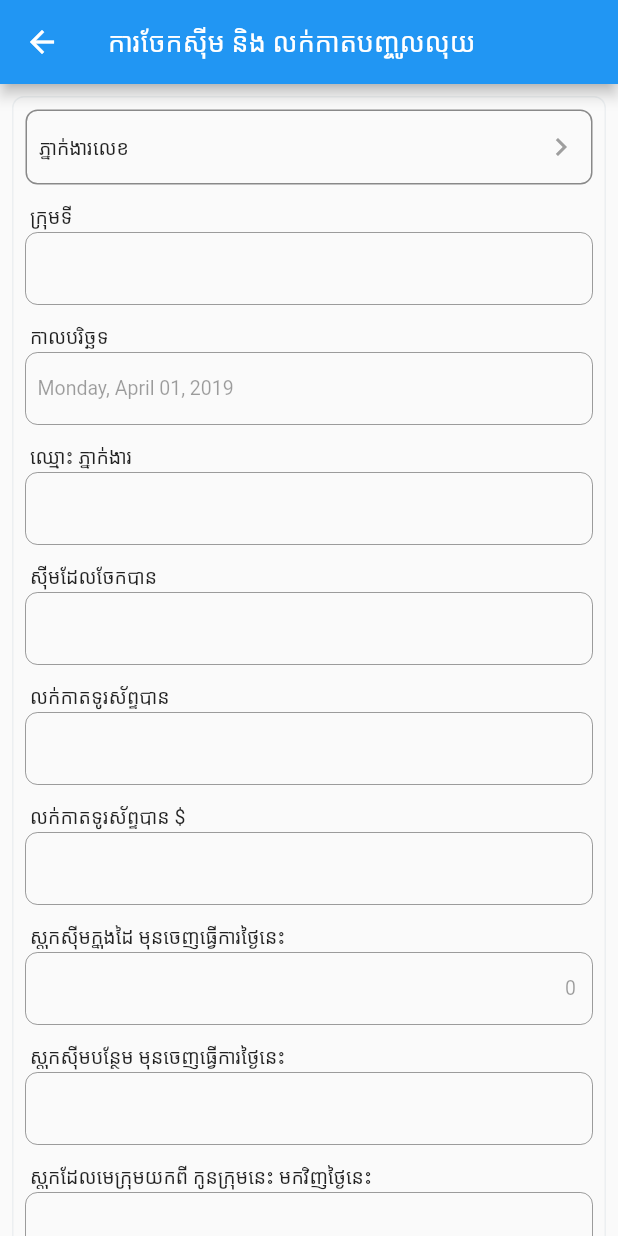
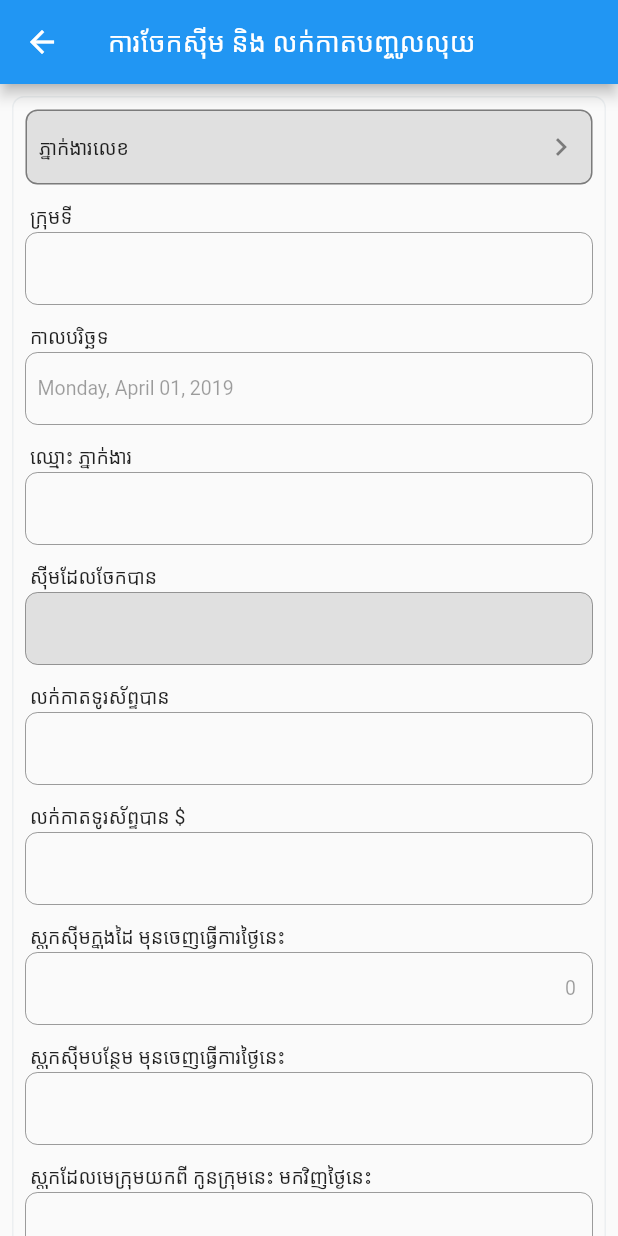
Before and after one commit to pchea99/SM_Project, a Flutter app: the Menu screen opened directly, after a tap on "ការចែកស៊ីម និង លក់កាតបញ្ចូលលុយ", on a phone screen of 412 x 824 dp. Run offline on Flutter 3.47's test engine with Material 2 defaults, Android fonts, the phone set to English and light mode, and no system bars; our stand-ins replace date_format, datetime_picker_formfield, firebase_database, location, shared_preferences; missing offline and left inert: sweetalert; accounts and stored records are empty; generated files the repository leaves out were written again; Roboto replaces fonts that are missing (Nunito).

```diff
--- a/lib/daily-distribution-topup/daily-distribution-topup.dart
+++ b/lib/daily-distribution-topup/daily-distribution-topup.dart
@@ -105,7 +105,8 @@ class _DailyDistributionTopUpState extends State<DailyDistributionTopUp> {
                 label: StringRes.agentNo,
                 value: _txtAgentNo,
                 callback: _onTabAgentNo,
-                isEnable: SharedPreferenceUtils.isTeamLeader()
+                isEnable: SharedPreferenceUtils.isTeamLeader(),
+                color: Colors.grey[300]
             ),
           ),
           InputField.buildTextField(
@@ -123,7 +124,8 @@ class _DailyDistributionTopUpState extends State<DailyDistributionTopUp> {
           InputNumber.buildTextField(
               controller: _controllerSIMDistribution,
               label: StringRes.simDistribution,
-              isEnable: SharedPreferenceUtils.isTeamLeader()
+              isEnable: SharedPreferenceUtils.isTeamLeader(),
+              color: Colors.grey[300]
           ),
           InputNumber.buildTextField(
               controller: _controllerTopUp,
@@ -151,7 +153,8 @@ class _DailyDistributionTopUpState extends State<DailyDistributionTopUp> {
           ),
           InputNumber.buildTextField(
               controller: _controllerRemainStock,
-              label: StringRes.remainingStock
+              label: StringRes.remainingStock,
+              color: Colors.grey[300]
           ),
           InputField.buildTextField(
               controller: _controllerRemark,
--- a/lib/daily-summary/daily-summary.dart
+++ b/lib/daily-summary/daily-summary.dart
@@ -71,6 +71,7 @@ class _DailySummaryState extends State<DailySummary> {
             InputNumber.buildTextField(
                 controller: _controllerTotalDistribution,
                 label: StringRes.totalDistribution,
+                color: Colors.grey[300]
             ),
             InputNumber.buildTextField(
                 controller: _controllerTotalTopUp,
--- a/lib/utils/input-number.dart
+++ b/lib/utils/input-number.dart
@@ -6,7 +6,8 @@ class InputNumber{
     TextEditingController controller,
     String label,
     bool isEnable,
-    ValueChanged onChanged
+    ValueChanged onChanged,
+    Color color
   }) {
     return Padding(
       padding: const EdgeInsets.only(top: 12.0),
@@ -25,7 +26,12 @@ class InputNumber{
               ),
             ),
           ),
-          TextField(
+          Container(
+            decoration: BoxDecoration(
+                borderRadius: BorderRadius.all(Radius.circular(8.0)),
+                color: color
+            ),
+            child: TextField(
               textAlign: TextAlign.right,
               keyboardType: TextInputType.number,
               controller: controller,
@@ -39,9 +45,11 @@ class InputNumber{
                 labelStyle: TextStyle(
                   fontSize: FontSizeRes.normal,
                 ),
+                fillColor: color,
                 contentPadding: const EdgeInsets.symmetric(vertical: 15.0, horizontal: 8.0),
                 border: OutlineInputBorder(
                   borderRadius: BorderRadius.circular(8.0),
+                ),
               ),
             ),
           ),
--- a/lib/utils/select-value.dart
+++ b/lib/utils/select-value.dart
@@ -3,14 +3,19 @@ import 'package:sm_app/res/font-size-res.dart';
 
 class SelectValue{
   static Widget selectView({
-    String label, String value, VoidCallback callback, bool isEnable
+    String label,
+    String value,
+    VoidCallback callback,
+    bool isEnable,
+    Color color
   }){
     return InkWell(
       onTap: isEnable == null || isEnable ? callback : null,
       child: Container(
         decoration: BoxDecoration(
             border: Border.all(color: Colors.black45),
-            borderRadius: BorderRadius.all(Radius.circular(8.0))
+            borderRadius: BorderRadius.all(Radius.circular(8.0)),
+          color: color
         ),
         child: Padding(
           padding: const EdgeInsets.only(
@@ -40,7 +45,7 @@ class SelectValue{
               ),
               Icon(
                 Icons.navigate_next,
-                color: Colors.grey,
+                color: Colors.black45,
               )
             ],
           )
```
Lines whose indentation alone changed are shown as unchanged.
